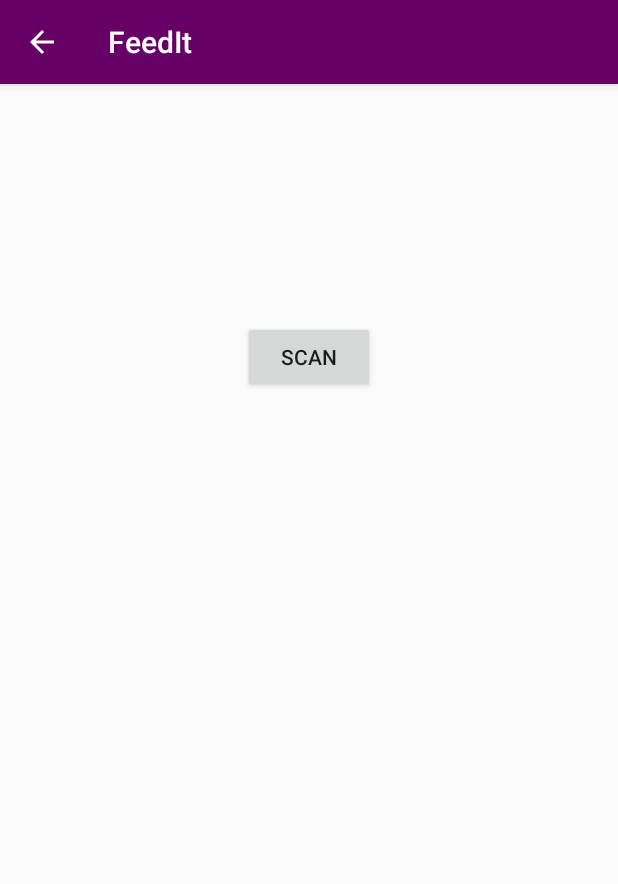
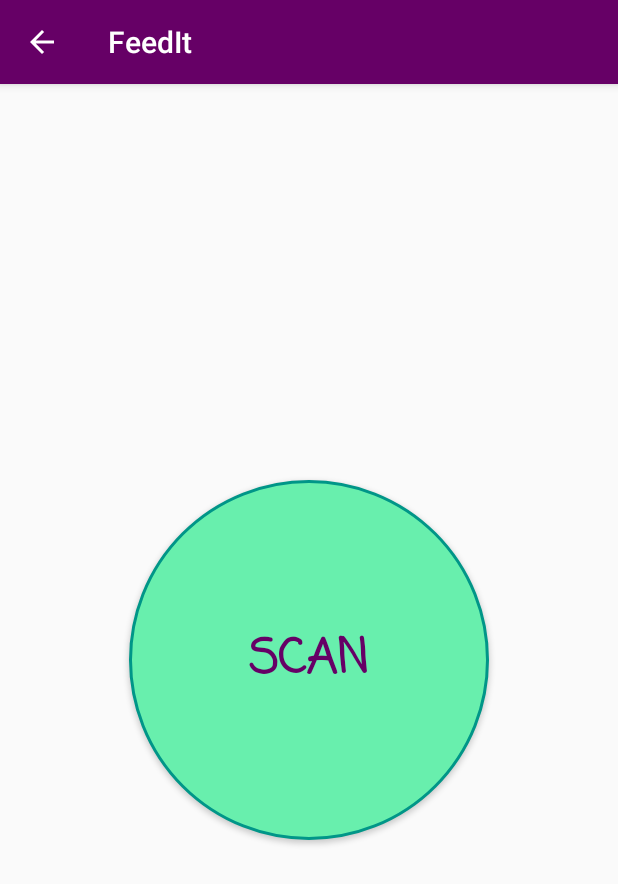
Before and after one commit to TSL-Playground/FeedIt, an Android app: the ScanActivity screen opened directly, with no data from a screen before it, on a phone screen of 412 x 824 dp. Shown: the top 884 px of the screen. Run offline under Robolectric (Android 15) with nearby library versions, the phone set to English and light mode, and no system bars; libraries missing offline, so code that uses them is left out: com.google.zxing.client, com.google.zxing.integration; 1 statement that could not run was skipped.

Commit message:
Updates on the UI and execution flow of the app.

```diff
--- a/app/build.gradle
+++ b/app/build.gradle
@@ -26,8 +26,6 @@ dependencies {
     androidTestImplementation 'com.android.support.test:runner:1.0.2'
     androidTestImplementation 'com.android.support.test.espresso:espresso-core:3.0.2'
 
-
-
     //SignIn with Google using Firebase.
     implementation 'com.google.firebase:firebase-core:16.0.1'
     implementation 'com.google.firebase:firebase-auth:11.6.0'
--- a/app/src/main/AndroidManifest.xml
+++ b/app/src/main/AndroidManifest.xml
@@ -39,7 +39,8 @@
                 <data android:scheme="@string/fb_login_protocol_scheme" />
             </intent-filter>
         </activity>
-        <activity android:name=".ScanActivity"></activity>
+        <activity android:name=".ScanActivity" />
+        <activity android:name=".ScanResultActivity"></activity>
     </application>
 
 </manifest>
--- a/app/src/main/java/edu/mit/urop/playground/tsl/feedit/MainActivity.java
+++ b/app/src/main/java/edu/mit/urop/playground/tsl/feedit/MainActivity.java
@@ -120,6 +120,7 @@ public class MainActivity extends AppCompatActivity implements GoogleApiClient.O
             Toast.makeText(this, "Hello, "+ account.getDisplayName(),Toast.LENGTH_SHORT).show();
 
             Intent toScanActivity = new Intent(MainActivity.this, ScanActivity.class);
+            toScanActivity.putExtra(ScanActivity.RECEIVE_EXTRA_KEY,account.getGivenName()+ "!");
             startActivity(toScanActivity);
 
 
--- a/app/src/main/java/edu/mit/urop/playground/tsl/feedit/ScanActivity.java
+++ b/app/src/main/java/edu/mit/urop/playground/tsl/feedit/ScanActivity.java
@@ -9,6 +9,7 @@ import android.widget.Button;
 import android.widget.TextView;
 import android.widget.Toast;
 
+import com.google.zxing.client.android.Intents;
 import com.google.zxing.integration.android.IntentIntegrator;
 import com.google.zxing.integration.android.IntentResult;
 
@@ -18,22 +19,32 @@ import org.json.JSONObject;
 public class ScanActivity extends AppCompatActivity {
 
 
-    private TextView mQrCodeIdTw, mQrCodeTextTw;
-    private Button mScannerButton;
+
     private IntentIntegrator qrScanner;
+    public static final String RECEIVE_EXTRA_KEY = "x";
+    TextView mGreetingTw;
 
     @Override
     protected void onCreate(Bundle savedInstanceState) {
         super.onCreate(savedInstanceState);
         setContentView(R.layout.activity_scan);
 
-        init();
+        mGreetingTw = findViewById(R.id.tw_user_greeting);
+
         ActionBar actionBar = getSupportActionBar();
         actionBar.setDisplayHomeAsUpEnabled(true);
         actionBar.setDisplayShowHomeEnabled(true);
 
         getSupportActionBar().setDisplayHomeAsUpEnabled(true);
         getSupportActionBar().setDisplayShowHomeEnabled(true);
+
+        Intent fromMainActivity = getIntent();
+
+        if(fromMainActivity!= null && fromMainActivity.hasExtra(RECEIVE_EXTRA_KEY))
+            mGreetingTw.setText("Hello, " + fromMainActivity.getStringExtra(RECEIVE_EXTRA_KEY));
+
+
+        qrScanner = new IntentIntegrator(this);
 
     }
 
@@ -43,10 +54,7 @@ public class ScanActivity extends AppCompatActivity {
         return true;
     }
 
-    public void onScanButtonClicked(View view){
 
-        qrScanner.initiateScan();
-    }
 
     @Override
     protected void onActivityResult(int requestCode, int resultCode, Intent data) {
@@ -61,8 +69,17 @@ public class ScanActivity extends AppCompatActivity {
                     //converting the data to json
                     JSONObject obj = new JSONObject(result.getContents());
                     //setting values to textviews
-                    mQrCodeIdTw.setText(obj.getString("id"));
-                    mQrCodeTextTw.setText(obj.getString("text"));
+
+                    //Will be passed to the Post-Scan Activity.
+                    Bundle situationInfo = new Bundle();
+                    situationInfo.putInt(ScanResultActivity.SITUATION_ID_INTENT_KEY, Integer.valueOf(obj.getString("id")));
+                    situationInfo.putString(ScanResultActivity.SITUATION_TEXT_INTENT_KEY,obj.getString("text"));
+
+                    Intent toScanResultActivity = new Intent(this, ScanResultActivity.class);
+                    toScanResultActivity.putExtras(situationInfo);
+                    startActivity(toScanResultActivity);
+
+
                 } catch (JSONException e) {
                     e.printStackTrace();
                     //if control comes here
@@ -77,10 +94,7 @@ public class ScanActivity extends AppCompatActivity {
         }
     }
 
-    private void init(){
-        mScannerButton = findViewById(R.id.btn_scan);
-        mQrCodeIdTw = findViewById(R.id.tw_scan_situation_id);
-        mQrCodeTextTw = findViewById(R.id.tw_scan_situation_text);
-        qrScanner = new IntentIntegrator(this);
+    public void scanButtonClicked(View view){
+        qrScanner.initiateScan();
     }
 }
--- /dev/null
+++ b/app/src/main/res/drawable/circle_button.xml
@@ -0,0 +1,20 @@
+<shape xmlns:android="http://schemas.android.com/apk/res/android"
+
+    android:shape="oval">
+
+    <stroke
+        android:color="#009688"
+        android:width="2dp">
+    </stroke>
+
+    <solid
+        android:color="#68EFAD">
+    </solid>
+
+    <size
+        android:height="240dp"
+        android:width="240dp">
+
+    </size>
+
+</shape>
--- a/app/src/main/res/layout/activity_scan.xml
+++ b/app/src/main/res/layout/activity_scan.xml
@@ -1,5 +1,5 @@
 <?xml version="1.0" encoding="utf-8"?>
-<LinearLayout xmlns:android="http://schemas.android.com/apk/res/android"
+<RelativeLayout xmlns:android="http://schemas.android.com/apk/res/android"
     xmlns:tools="http://schemas.android.com/tools"
     android:layout_width="match_parent"
     android:layout_height="match_parent"
@@ -8,43 +8,31 @@
     android:padding="16dp"
     >
 
-
     <TextView
-        android:layout_width="wrap_content"
+        android:layout_marginTop="16dp"
+        android:layout_width="match_parent"
         android:layout_height="wrap_content"
-        tools:text="Situation Id"
-        android:id="@+id/tw_scan_situation_id"
-        android:textAppearance="@style/TextAppearance.AppCompat.Title"
-        android:textColor="@color/colorPrimary"
-        android:textSize="22sp"
-        android:layout_marginBottom="36dp"
-        android:layout_gravity="center_horizontal"
-        android:layout_marginTop="16dp"
-        />
-
-    <TextView
-        android:id="@+id/tw_scan_situation_text"
-        android:layout_width="wrap_content"
-        android:layout_height="wrap_content"
-        tools:text="Situation Text"
-        android:textAppearance="@style/TextAppearance.AppCompat.Title"
-        android:textColor="@color/colorPrimary"
-        android:textSize="18sp"
-        android:layout_marginBottom="36dp"
-        android:layout_gravity="center_horizontal"
-
+        android:id="@+id/tw_user_greeting"
+        android:fontFamily="casual"
+        android:textSize="32sp"
+        android:textStyle="bold"
+        android:gravity="center_horizontal"
+        android:textColor="@color/colorPrimaryDark"
 
         />
 
     <Button
-        android:id="@+id/btn_scan"
-        android:text="Scan"
         android:layout_width="wrap_content"
         android:layout_height="wrap_content"
-        android:onClick="onScanButtonClicked"
-        android:padding="8dp"
-        android:layout_gravity="center"
-
+        android:background="@drawable/circle_button"
+        android:text="Scan"
+        android:fontFamily="casual"
+        android:textStyle="bold"
+        android:textSize="32sp"
+        android:textColor="#660066"
+        android:layout_centerInParent="true"
+        android:onClick="scanButtonClicked"
         />
 
-</LinearLayout>
+
+</RelativeLayout>
--- a/app/src/main/res/values/strings.xml
+++ b/app/src/main/res/values/strings.xml
@@ -1,6 +1,7 @@
 <resources>
     <string name="app_name">FeedIt</string>
-    <string name="facebook_app_id">2039858162739443</string>
-    <string name="fb_login_protocol_scheme">fb2039858162739443</string>
+
+    <string name="facebook_app_id"></string>
+    <string name="fb_login_protocol_scheme"></string>
     <string name="sign_out_button">Sign Out</string>
 </resources>
```
Also changed, not shown: app/src/main/java/edu/mit/urop/playground/tsl/feedit/Reaction.java (added, +29 -0 lines), app/src/main/java/edu/mit/urop/playground/tsl/feedit/ScanResultActivity.java (added, +41 -0 lines), app/src/main/java/edu/mit/urop/playground/tsl/feedit/Situation.java (added, +25 -0 lines), app/src/main/res/layout/activity_scan_result.xml (added, +47 -0 lines).
